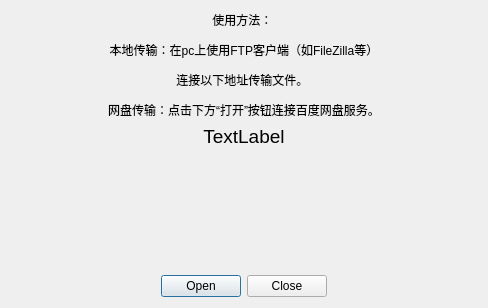
Before: the Qt Designer form boeye/showip/dialog.ui in pretyman/qindle, drawn with Qt 5.
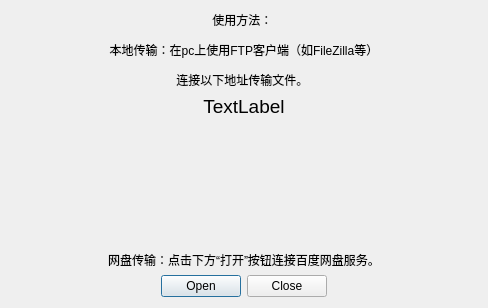
After: the same form once the commit is applied.

Patch:
```diff
--- a/boeye/showip/dialog.ui
+++ b/boeye/showip/dialog.ui
@@ -17,7 +17,7 @@
    <item>
     <widget class="QLabel" name="label">
      <property name="text">
-      <string>&lt;html&gt;&lt;head/&gt;&lt;body&gt;&lt;p&gt;使用方法： &lt;/p&gt;&lt;p&gt;本地传输：在pc上使用FTP客户端（如FileZilla等）&lt;/p&gt;&lt;p&gt;连接以下地址传输文件。 &lt;/p&gt;&lt;p&gt;网盘传输：点击下方“打开”按钮连接百度网盘服务。&lt;/p&gt;&lt;/body&gt;&lt;/html&gt;</string>
+      <string>&lt;html&gt;&lt;head/&gt;&lt;body&gt;&lt;p&gt;使用方法： &lt;/p&gt;&lt;p&gt;本地传输：在pc上使用FTP客户端（如FileZilla等）&lt;/p&gt;&lt;p&gt;连接以下地址传输文件。 &lt;/p&gt;&lt;/body&gt;&lt;/html&gt;</string>
      </property>
      <property name="alignment">
       <set>Qt::AlignCenter</set>
@@ -55,6 +55,13 @@
      </property>
     </spacer>
    </item>
+   <item>
+    <widget class="QLabel" name="label_3">
+     <property name="text">
+      <string>&lt;html&gt;&lt;head/&gt;&lt;body&gt;&lt;p align=&quot;center&quot;&gt;网盘传输：点击下方“打开”按钮连接百度网盘服务。&lt;/p&gt;&lt;/body&gt;&lt;/html&gt;</string>
+     </property>
+    </widget>
+   </item>
    <item>
     <widget class="QDialogButtonBox" name="buttonBox">
      <property name="standardButtons">
```
